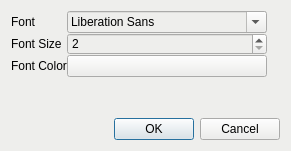
The window that settings.ui (parisa-hr/DesktopNote) describes before a commit, drawn with Qt 5.
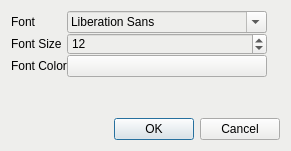
The same window after the commit.

What changed in the file:
```diff
--- a/settings.ui
+++ b/settings.ui
@@ -102,6 +102,9 @@
         <property name="minimum">
          <number>2</number>
         </property>
+        <property name="value">
+         <number>12</number>
+        </property>
        </widget>
       </item>
       <item row="1" column="0">
```
